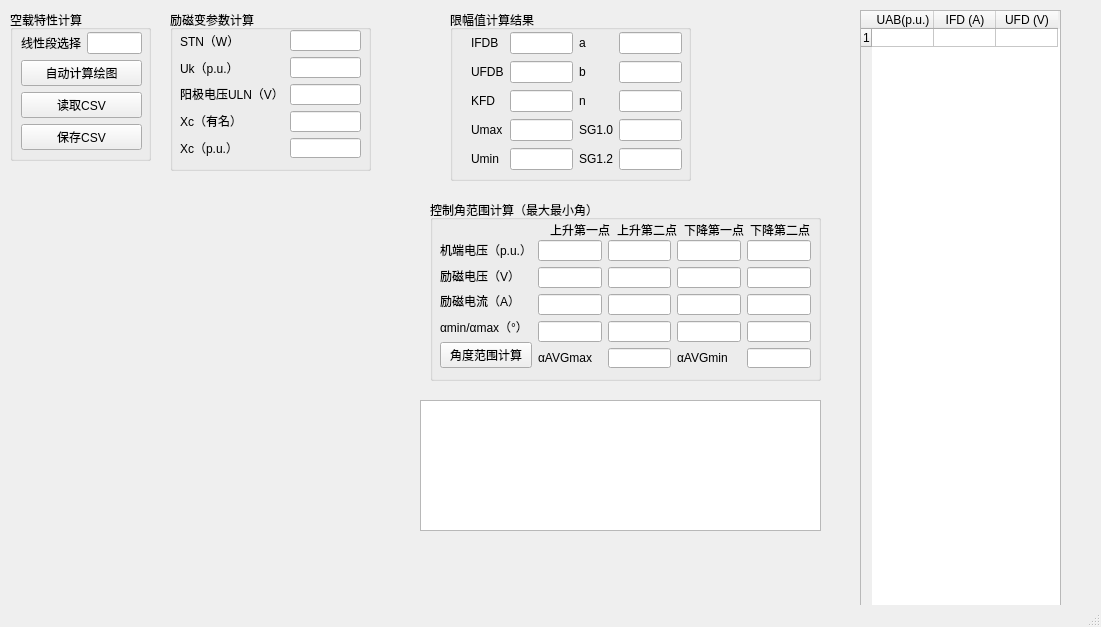
Old version of the form kongzaiQMainWindow.ui in the repository fly1057/noloadcharacteristic.
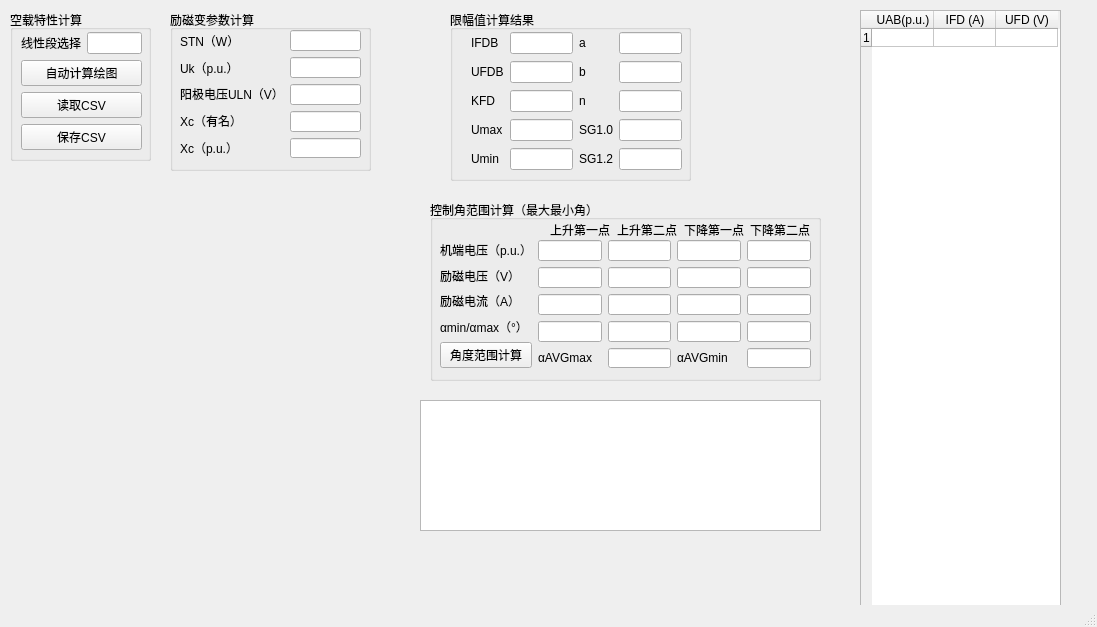
New version of the form.

```diff
--- a/kongzaiQMainWindow.ui
+++ b/kongzaiQMainWindow.ui
@@ -6,7 +6,7 @@
    <rect>
     <x>0</x>
     <y>0</y>
-    <width>1101</width>
+    <width>1097</width>
     <height>627</height>
    </rect>
   </property>
@@ -205,7 +205,7 @@
       <x>10</x>
       <y>180</y>
       <width>401</width>
-      <height>261</height>
+      <height>381</height>
      </rect>
     </property>
     <layout class="QVBoxLayout" name="verticalLayout_mpl"/>
```
Left out of the diff: 2 changed lines with no effect on the pictures.
